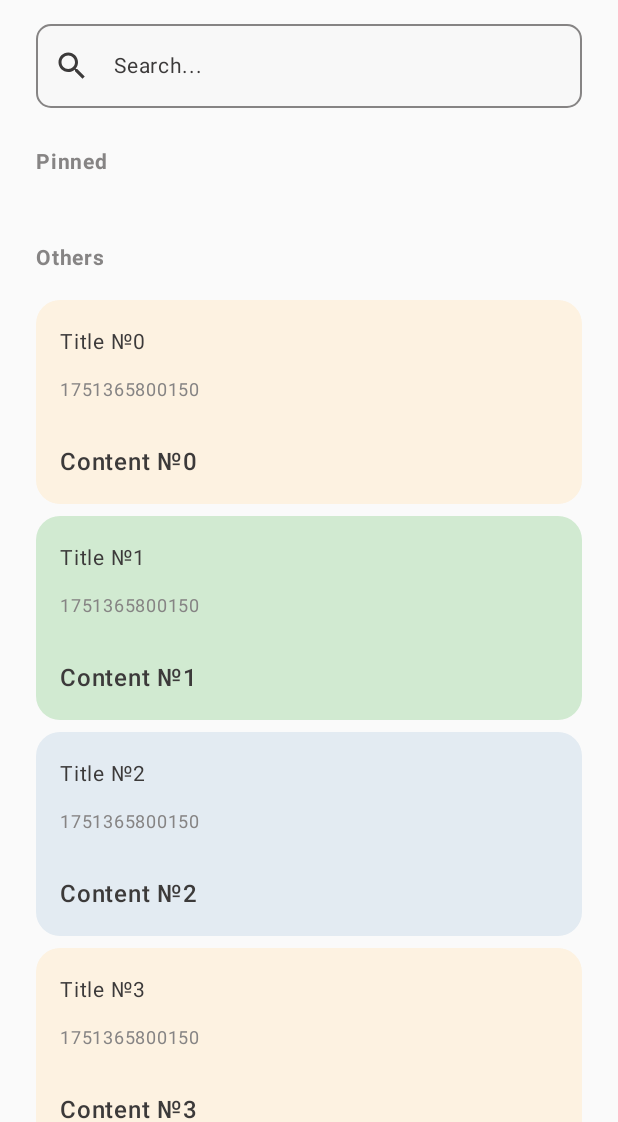
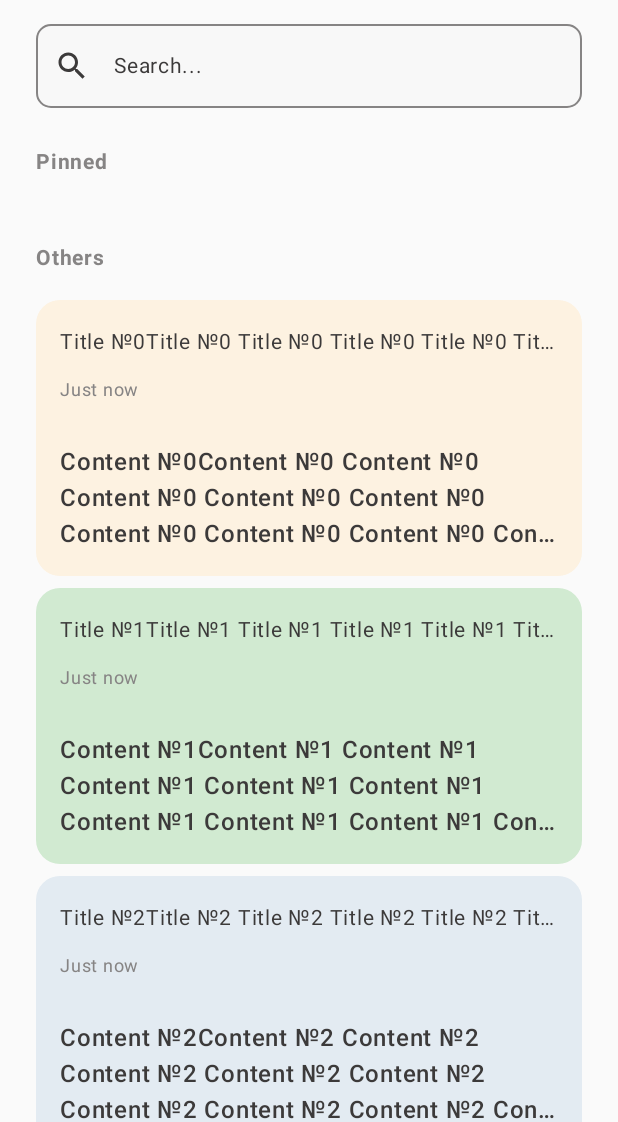
Before and after one commit to i11usionGID/Notes, an Android app built with Jetpack Compose: the screen it shows after launch (MainActivity), on a phone screen of 412 x 824 dp, the part 114-1236 px from its top. Run offline under Robolectric (Android 15) with nearby library versions, the phone set to English and light mode, and no system bars.

Commit message:
добавление класса для форматирования даты, изменение отображения заметокпри большом содержимом

```diff
--- a/src/main/java/com/example/notes/presentation/screens/notes/NotesScreen.kt
+++ b/src/main/java/com/example/notes/presentation/screens/notes/NotesScreen.kt
@@ -13,6 +13,8 @@ import androidx.compose.foundation.layout.Spacer
 import androidx.compose.foundation.layout.fillMaxWidth
 import androidx.compose.foundation.layout.height
 import androidx.compose.foundation.layout.padding
+import androidx.compose.foundation.layout.width
+import androidx.compose.foundation.layout.widthIn
 import androidx.compose.foundation.lazy.LazyColumn
 import androidx.compose.foundation.lazy.LazyRow
 import androidx.compose.foundation.lazy.items
@@ -32,6 +34,7 @@ import androidx.compose.ui.Modifier
 import androidx.compose.ui.draw.clip
 import androidx.compose.ui.graphics.Color
 import androidx.compose.ui.text.font.FontWeight
+import androidx.compose.ui.text.style.TextOverflow
 import androidx.compose.ui.unit.dp
 import androidx.compose.ui.unit.sp
 import androidx.lifecycle.viewmodel.compose.viewModel
@@ -40,6 +43,7 @@ import com.example.notes.presentation.ui.theme.Green
 import com.example.notes.presentation.ui.theme.OtherNotesColors
 import com.example.notes.presentation.ui.theme.PinnedNotesColors
 import com.example.notes.presentation.ui.theme.Yellow200
+import com.example.notes.presentation.utils.DateFormatter
 
 @Composable
 fun NotesScreen(
@@ -96,7 +100,7 @@ fun NotesScreen(
                     key = { _, note -> note.id }
                 ) { index, note ->
                     NoteCard(
-                        modifier = modifier.fillMaxWidth(),
+                        modifier = modifier.widthIn(max = 160.dp),
                         note = note,
                         onNoteClick = {
                             viewModel.processCommand(NotesCommand.EditNote(it))
@@ -245,11 +249,13 @@ fun NoteCard(
         Text(
             text = note.title,
             fontSize = 14.sp,
-            color = MaterialTheme.colorScheme.onSurface
+            maxLines = 1,
+            color = MaterialTheme.colorScheme.onSurface,
+            overflow = TextOverflow.Ellipsis
         )
         Spacer(modifier = Modifier.height(8.dp))
         Text(
-            text = note.updatedAt.toString(),
+            text = DateFormatter.formatDateToString(note.updatedAt),
             fontSize = 12.sp,
             color = MaterialTheme.colorScheme.onSurfaceVariant
         )
@@ -257,8 +263,10 @@ fun NoteCard(
         Text(
             text = note.content,
             fontSize = 16.sp,
+            maxLines = 3,
             color = MaterialTheme.colorScheme.onSurface,
-            fontWeight = FontWeight.Medium
+            fontWeight = FontWeight.Medium,
+            overflow = TextOverflow.Ellipsis
         )
     }
 }
--- a/src/main/java/com/example/notes/presentation/screens/notes/NotesViewModel.kt
+++ b/src/main/java/com/example/notes/presentation/screens/notes/NotesViewModel.kt
@@ -65,7 +65,12 @@ class NotesViewModel : ViewModel() {
     private fun addSomeNotes() {
         viewModelScope.launch {
             repeat(10_000) {
-                addNoteUseCase(title = "Title №$it", content = "Content №$it")
+                addNoteUseCase(
+                    title = "Title №$it" +
+                            "Title №$it Title №$it Title №$it Title №$it Title №$it Title №$it Title №$it Title №$it Title №$it Title №$it Title №$it Title №$it Title №$it Title №$it Title №$it Title №$it ",
+                    content = "Content №$it" +
+                            "Content №$it Content №$it Content №$it Content №$it Content №$it Content №$it Content №$it Content №$it Content №$it Content №$it Content №$it Content №$it Content №$it Content №$it Content №$it "
+                )
             }
         }
     }
--- /dev/null
+++ b/src/main/java/com/example/notes/presentation/utils/DateFormatter.kt
@@ -0,0 +1,27 @@
+package com.example.notes.presentation.utils
+
+import java.text.DateFormat
+import java.text.SimpleDateFormat
+import java.util.concurrent.TimeUnit
+
+object DateFormatter {
+
+    private val millisInHour = TimeUnit.HOURS.toMillis(1)
+    private val millisInDay = TimeUnit.DAYS.toMillis(1)
+    private val formatter = SimpleDateFormat.getDateInstance(DateFormat.SHORT)
+    fun formatDateToString(timestamp: Long): String {
+        val now = System.currentTimeMillis()
+        val diff = now - timestamp
+
+        return when {
+            diff < millisInHour -> "Just now"
+            diff < millisInDay -> {
+                val hours = TimeUnit.MILLISECONDS.toHours(diff)
+                "$hours h ago"
+            }
+            else -> {
+                formatter.format(timestamp)
+            }
+        }
+    }
+}
```
